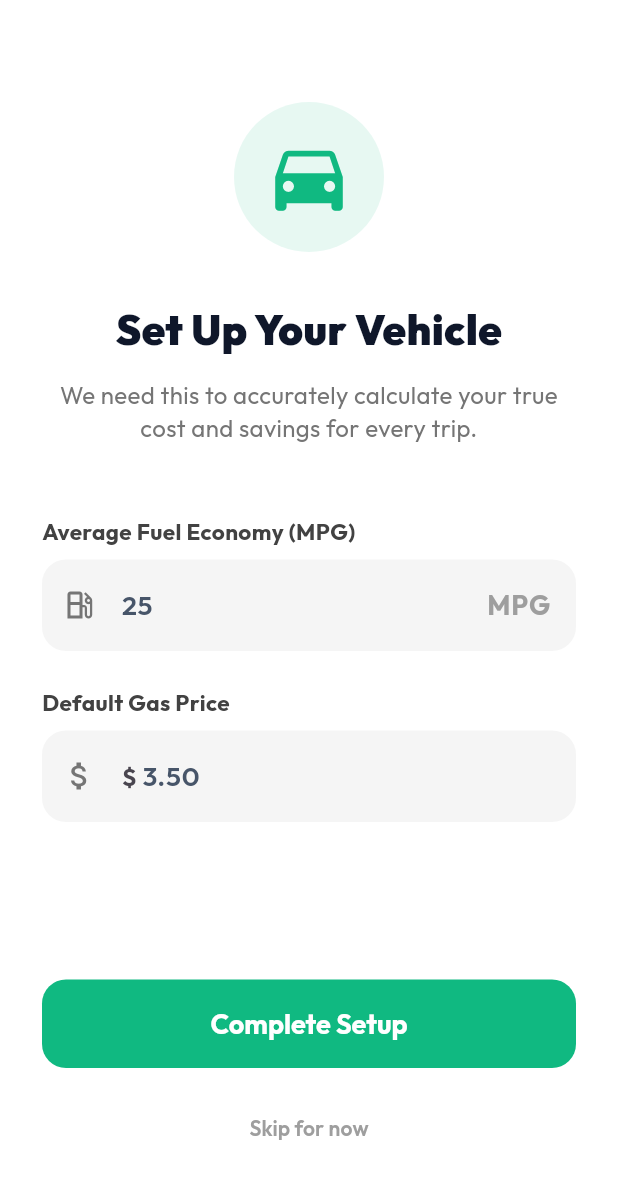
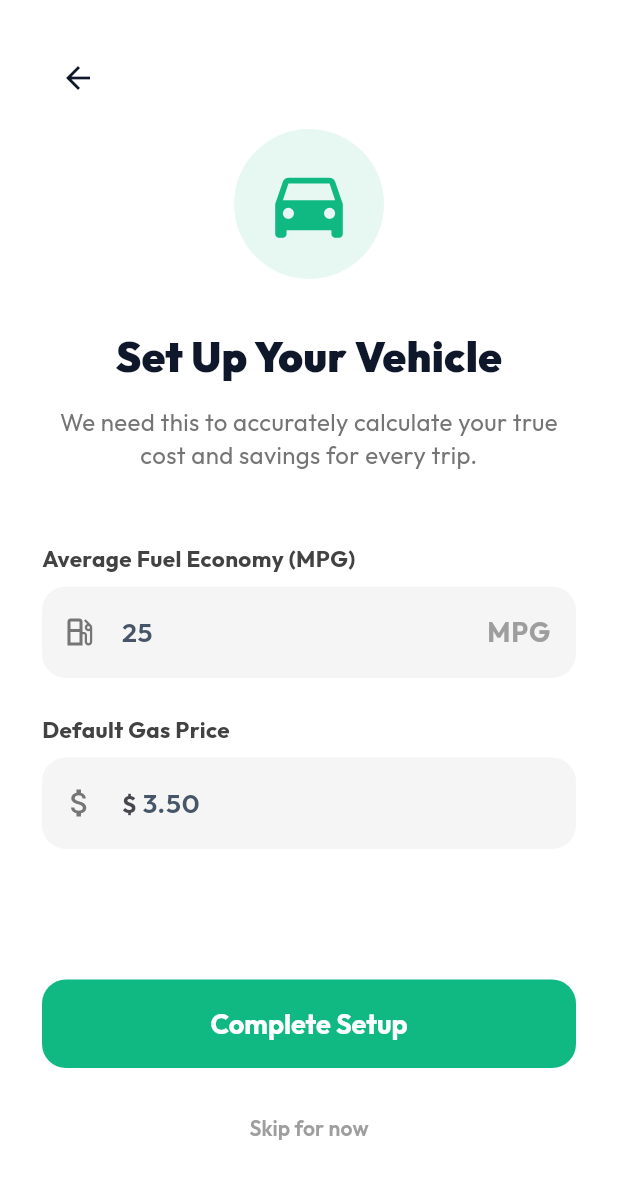
Before and after one commit to hailolaa/TripSave, a Flutter app: the OnboardingScreen screen opened by its route, on a phone screen of 412 x 824 dp. Shown: the top 1179 px of the screen. Run offline on Flutter 3.47's test engine with Material 3 defaults, Android fonts, the phone set to English and light mode, and no system bars; our stand-ins replace cached_network_image, dio, equatable, flutter_animate, flutter_bloc, flutter_map and 11 more; missing offline and left inert: flutter_stripe; accounts and stored records are empty.

Commit message:
feat: implement authentication flow, onboarding routing, and user repository for mobile app

```diff
--- a/apps/mobile/lib/features/auth/auth_repository.dart
+++ b/apps/mobile/lib/features/auth/auth_repository.dart
@@ -209,10 +209,12 @@ class AuthRepository {
 
   Future<void> activateTrial(String paymentMethodId) async {
     await apiClient.dio.post('/subscription/activate-trial', data: {'paymentMethodId': paymentMethodId});
+    await _storage.write(key: 'subscription_status', value: 'trialing');
   }
 
   Future<void> cancelSubscription() async {
     await apiClient.dio.post('/subscription/cancel');
+    await _storage.write(key: 'subscription_status', value: 'canceled');
   }
 
   Future<Map<String, dynamic>?> getPaymentMethod() async {
--- a/apps/mobile/lib/features/auth/presentation/onboarding_screen.dart
+++ b/apps/mobile/lib/features/auth/presentation/onboarding_screen.dart
@@ -78,7 +78,15 @@ class _OnboardingScreenState extends State<OnboardingScreen> {
             child: Column(
               crossAxisAlignment: CrossAxisAlignment.start,
               children: [
-                const SizedBox(height: 40),
+                Row(
+                  children: [
+                    IconButton(
+                      icon: const Icon(Icons.arrow_back, color: AppTheme.textDark),
+                      onPressed: () => context.read<AuthCubit>().logout(),
+                    ),
+                  ],
+                ),
+                const SizedBox(height: 10),
                 Center(
                   child: Container(
                     padding: const EdgeInsets.all(20),
```
Also changed, not shown: apps/mobile/lib/core/router/app_router.dart (+6 -3 lines), apps/mobile/lib/features/auth/bloc/auth_cubit.dart (+11 -3 lines), apps/mobile/lib/features/auth/payment_screen.dart (+16 -3 lines), apps/mobile/lib/features/auth/referral_screen.dart (+8 -0 lines).
